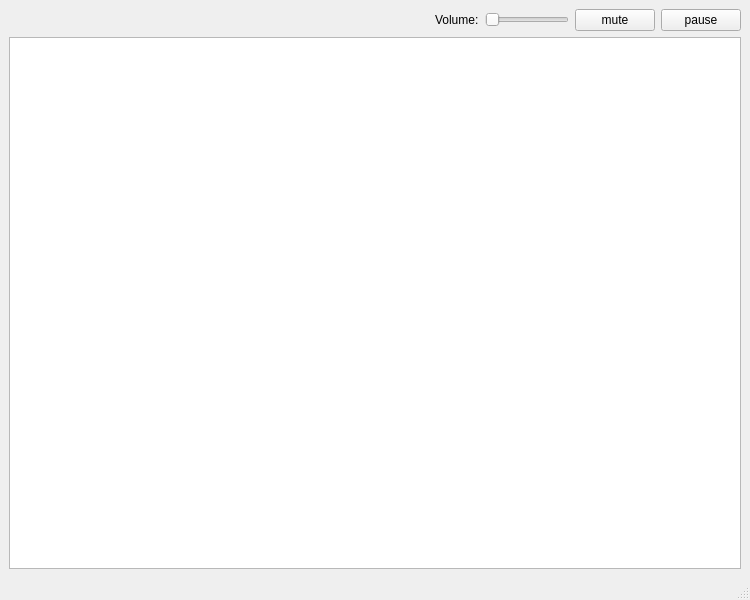
First picture: the form in main/gui/gamewindow.ui, repository benediktibk/bomberman, before the edit.
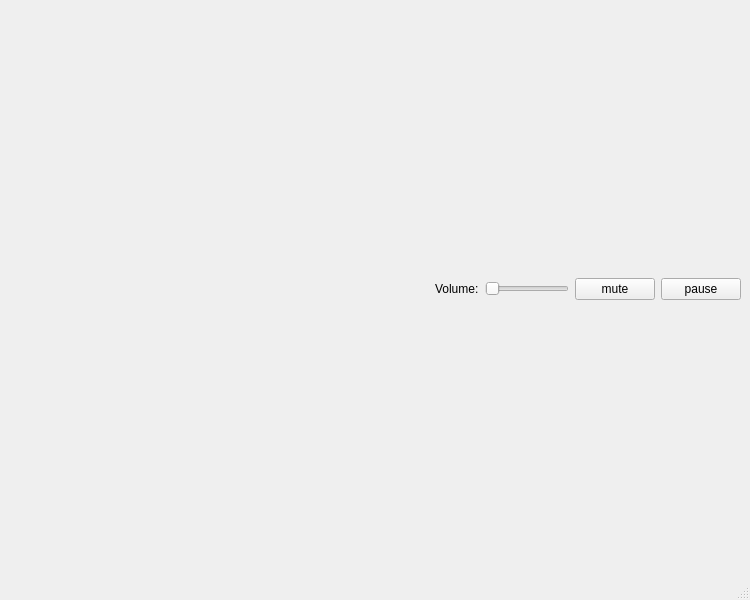
Second picture: the form after the edit.

Commit message: implemented split screen for multiplayer

What changed in the file:
```diff
--- a/main/gui/gamewindow.ui
+++ b/main/gui/gamewindow.ui
@@ -18,27 +18,14 @@
   </property>
   <widget class="QWidget" name="centralwidget">
    <layout class="QGridLayout" name="gridLayout">
-    <item row="0" column="3">
-     <widget class="QPushButton" name="muteButton">
-      <property name="focusPolicy">
-       <enum>Qt::NoFocus</enum>
-      </property>
-      <property name="text">
-       <string>mute</string>
-      </property>
-     </widget>
-    </item>
-    <item row="0" column="1">
-     <widget class="QLabel" name="volumeLabel">
-      <property name="text">
-       <string>Volume:</string>
-      </property>
-     </widget>
-    </item>
-    <item row="0" column="0">
+    <item row="1" column="0">
+     <layout class="QVBoxLayout" name="mainLayout">
+      <item>
+       <layout class="QHBoxLayout" name="controlItemsLayout">
+        <item>
      <widget class="QLabel" name="playerStateInfo">
       <property name="sizePolicy">
-       <sizepolicy hsizetype="Expanding" vsizetype="Preferred">
+           <sizepolicy hsizetype="Expanding" vsizetype="Minimum">
         <horstretch>0</horstretch>
         <verstretch>0</verstretch>
        </sizepolicy>
@@ -54,23 +41,14 @@
       </property>
      </widget>
     </item>
-    <item row="1" column="0" colspan="5">
-     <widget class="QGraphicsView" name="graphicsView">
-      <property name="focusPolicy">
-       <enum>Qt::NoFocus</enum>
-      </property>
-      <property name="verticalScrollBarPolicy">
-       <enum>Qt::ScrollBarAlwaysOff</enum>
-      </property>
-      <property name="horizontalScrollBarPolicy">
-       <enum>Qt::ScrollBarAlwaysOff</enum>
-      </property>
-      <property name="renderHints">
-       <set>QPainter::Antialiasing</set>
+        <item>
+         <widget class="QLabel" name="volumeLabel">
+          <property name="text">
+           <string>Volume:</string>
       </property>
      </widget>
     </item>
-    <item row="0" column="2">
+        <item>
      <widget class="QSlider" name="volumeHorizontalSlider">
       <property name="sizePolicy">
        <sizepolicy hsizetype="Preferred" vsizetype="Fixed">
@@ -86,7 +64,17 @@
       </property>
      </widget>
     </item>
-    <item row="0" column="4">
+        <item>
+         <widget class="QPushButton" name="muteButton">
+          <property name="focusPolicy">
+           <enum>Qt::NoFocus</enum>
+          </property>
+          <property name="text">
+           <string>mute</string>
+          </property>
+         </widget>
+        </item>
+        <item>
      <widget class="QPushButton" name="pauseButton">
       <property name="minimumSize">
        <size>
@@ -101,6 +89,13 @@
        <string>pause</string>
       </property>
      </widget>
+        </item>
+       </layout>
+      </item>
+     </layout>
+    </item>
+    <item row="2" column="0">
+     <layout class="QHBoxLayout" name="viewLayout"/>
     </item>
    </layout>
   </widget>
```
Lines whose indentation alone changed are shown as unchanged. The commit also changes 3 other files.
